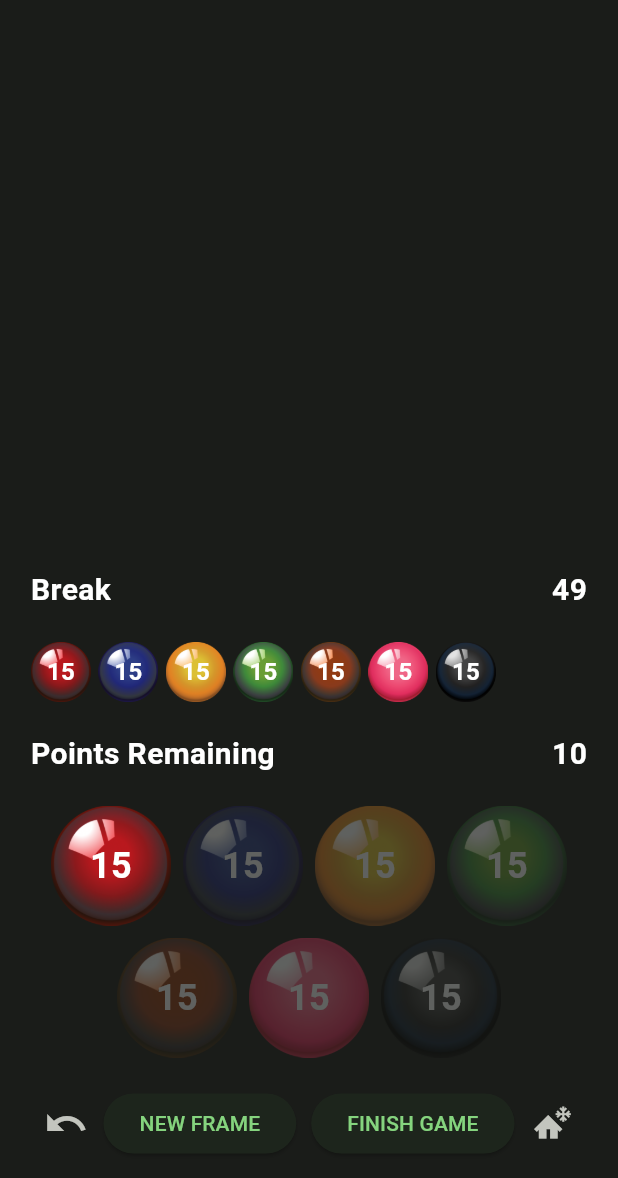
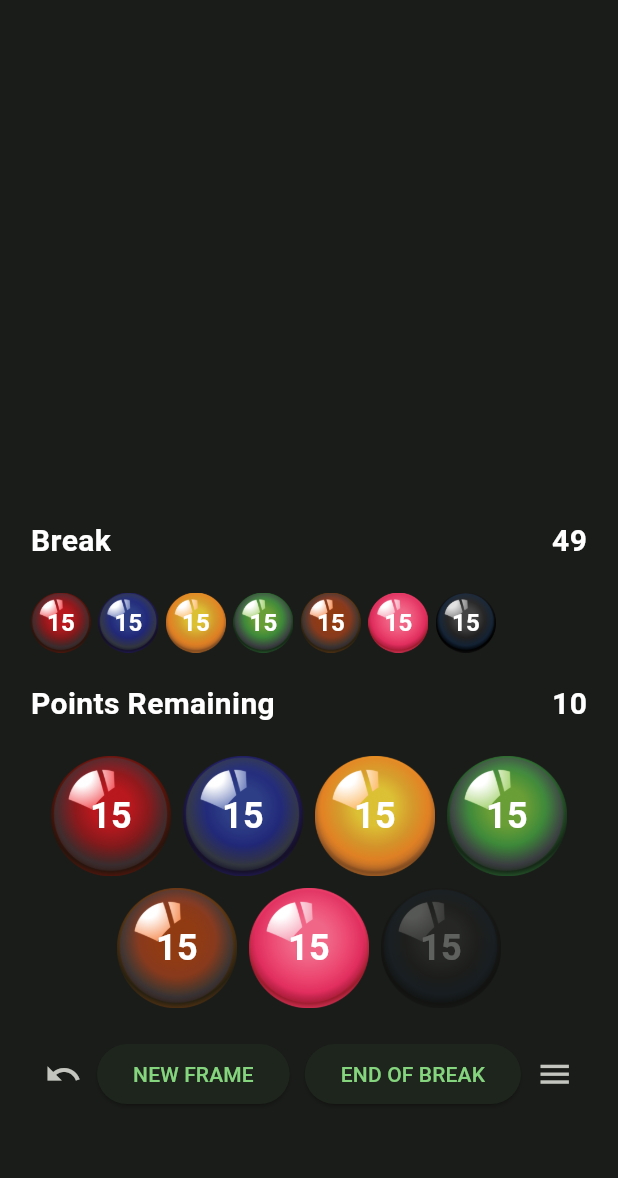
Before and after one commit to stanlys96/snooker, a Flutter app: the GamePage screen opened directly, after a tap on "15", on a phone screen of 412 x 824 dp. Shown: the top 1178 px of the screen. Run offline on Flutter 3.47's test engine with Material 3 defaults, Android fonts, the light colour scheme and no system bars.

Commit message:
good update

```diff
--- /dev/null
+++ b/lib/src/components/HomeComponent.dart
@@ -0,0 +1,44 @@
+import 'package:billiard/src/components/BallTab.dart';
+import 'package:billiard/src/providers/TabProvider.dart';
+import 'package:flutter/material.dart';
+import 'package:provider/provider.dart';
+
+class HomeComponent extends StatefulWidget {
+  @override
+  State<HomeComponent> createState() => _HomeComponentState();
+}
+
+class _HomeComponentState extends State<HomeComponent> {
+  @override
+  Widget build(BuildContext context) {
+    return Consumer<TabProvider>(builder: (context, tabProvider, _) {
+      return Stack(
+        children: [
+          Container(
+            width: MediaQuery.of(context).size.width,
+            child: Column(
+              mainAxisAlignment: MainAxisAlignment.center,
+              crossAxisAlignment: CrossAxisAlignment.center,
+              children: <Widget>[
+                Container(
+                  child: Image.asset(
+                    'images/${tabProvider.currentSelectedTabIndex == 0 ? "6-ball" : tabProvider.currentSelectedTabIndex == 1 ? "10-ball" : "15-ball"}.png',
+                    width: MediaQuery.of(context).size.width * 0.6,
+                    height: MediaQuery.of(context).size.height * 0.2,
+                  ),
+                  margin: EdgeInsets.only(
+                    bottom: 100,
+                  ),
+                ),
+              ],
+            ),
+          ),
+          Positioned(
+            bottom: MediaQuery.of(context).size.height * 0.1,
+            child: Center(child: BallTab()),
+          )
+        ],
+      );
+    });
+  }
+}
--- /dev/null
+++ b/lib/src/models/BreaksData.dart
@@ -0,0 +1,13 @@
+class BreaksData {
+  int id;
+  String name;
+  int points;
+  List<String> balls;
+
+  BreaksData({
+    required this.id,
+    required this.name,
+    required this.points,
+    required this.balls,
+  });
+}
--- a/lib/src/providers/TabProvider.dart
+++ b/lib/src/providers/TabProvider.dart
@@ -1,12 +1,7 @@
+import 'package:billiard/src/models/BSD.dart';
+import 'package:billiard/src/models/BreaksData.dart';
+import 'package:billiard/src/models/Settings.dart';
 import 'package:flutter/material.dart';
-
-class BSD {
-  int id;
-  IconData icon;
-  String title;
-
-  BSD({required this.id, required this.icon, required this.title});
-}
 
 class TabProvider extends ChangeNotifier {
   int currentSelectedTabIndex = 0;
@@ -14,6 +9,7 @@ class TabProvider extends ChangeNotifier {
   List<String> historyPlayersList = [];
   int currentPlayerTurnIndex = 0;
   int currentPointBallIndex = 0;
+  int currentBreaksId = 1;
   List<String> billiardBalls = [
     "Red Ball",
     "Blue Ball",
@@ -23,12 +19,34 @@ class TabProvider extends ChangeNotifier {
     "Pink Ball",
     "Black Ball"
   ];
+  List<BreaksData> breaksList = [];
+
+  List<String> currentBilliardBalls = [];
 
   List<BSD> bottomSheetData = [
     BSD(id: 1, icon: Icons.e_mobiledata, title: "Finish game"),
     BSD(id: 2, icon: Icons.fast_rewind, title: "Restart game"),
     BSD(id: 3, icon: Icons.remove, title: "Remove red from table"),
-    BSD(id: 4, icon: Icons.breakfast_dining, title: "Breaks"),
+    BSD(id: 4, icon: Icons.details_sharp, title: "Breaks"),
+  ];
+
+  List<Settings> settingsData = [
+    Settings(id: 1, icon: Icons.percent, title: "Licenses"),
+    Settings(id: 2, icon: Icons.privacy_tip, title: "Privacy policy"),
+    Settings(id: 3, icon: Icons.contact_emergency, title: "Contact"),
+    Settings(id: 4, icon: Icons.rate_review, title: "Rate app"),
+    Settings(
+      id: 5,
+      icon: Icons.verified,
+      title: "App version",
+      trailingTitle: "4.3.9",
+    ),
+    Settings(
+      id: 6,
+      icon: Icons.build,
+      title: "Build number",
+      trailingTitle: "2310041",
+    ),
   ];
 
   void changeSelectedTab(int index) {
@@ -60,4 +78,14 @@ class TabProvider extends ChangeNotifier {
     currentPlayerTurnIndex = index;
     notifyListeners();
   }
+
+  void incrementPlayerTurnIndex() {
+    currentPlayerTurnIndex++;
+    notifyListeners();
+  }
+
+  void addCurrentBilliardData(String newBilliardData) {
+    currentBilliardBalls.add(newBilliardData);
+    notifyListeners();
+  }
 }
--- a/lib/src/ui/AddPlayersPage.dart
+++ b/lib/src/ui/AddPlayersPage.dart
@@ -1,4 +1,3 @@
-import 'package:billiard/src/components/BallTab.dart';
 import 'package:billiard/src/providers/TabProvider.dart';
 import 'package:billiard/src/ui/GamePage.dart';
 import 'package:flutter/material.dart';
@@ -56,7 +55,7 @@ class _AddPlayersPageState extends State<AddPlayersPage> {
                 margin: EdgeInsets.only(
                   bottom: 20,
                 ),
-                height: MediaQuery.of(context).size.height * 0.65 -
+                height: MediaQuery.of(context).size.height * 0.62 -
                     MediaQuery.of(context).viewInsets.bottom,
                 child: ListView.separated(
                   controller: listViewController,
--- a/lib/src/ui/GamePage.dart
+++ b/lib/src/ui/GamePage.dart
@@ -1,7 +1,9 @@
 import 'package:billiard/src/components/BallTab.dart';
 import 'package:billiard/src/components/DialogBuilder.dart';
+import 'package:billiard/src/models/BreaksData.dart';
 import 'package:billiard/src/providers/TabProvider.dart';
 import 'package:billiard/src/ui/AddPlayersPage.dart';
+import 'package:billiard/src/ui/BreaksPage.dart';
 import 'package:billiard/src/ui/HomePage.dart';
 import 'package:flutter/material.dart';
 import 'package:provider/provider.dart';
@@ -31,7 +33,7 @@ class _GamePageState extends State<GamePage> {
             child: Column(
               children: <Widget>[
                 Container(
-                  height: MediaQuery.of(context).size.height * 0.46,
+                  height: MediaQuery.of(context).size.height * 0.42,
                   width: MediaQuery.of(context).size.width * 0.9,
                   padding: EdgeInsets.only(
                     bottom: 10,
@@ -199,11 +201,13 @@ class _GamePageState extends State<GamePage> {
                           i < tabProvider.billiardBalls.length;
                           i++) ...[
                         InkWell(
-                          onTap: () {},
+                          onTap: () {
+                            if (i == 6) return;
+                            tabProvider.addCurrentBilliardData(
+                                tabProvider.billiardBalls[i]);
+                          },
                           child: Opacity(
-                            opacity: tabProvider.currentPointBallIndex == i
-                                ? 1
-                                : 0.3,
+                            opacity: i == 6 ? 0.3 : 1,
                             child: Stack(
                               alignment: Alignment.center,
                               children: [
@@ -241,7 +245,7 @@ class _GamePageState extends State<GamePage> {
                           color: Color(
                             0xFFC3C5BE,
                           ),
-                          size: 30.0,
+                          size: 25.0,
                         ),
                       ),
                       SizedBox(
@@ -274,18 +278,28 @@ class _GamePageState extends State<GamePage> {
                           ),
                         ),
                         onPressed: () async {
-                          bool? theVal = await dialogBuilder(context);
-                          if (theVal ?? false) {
-                            Navigator.push(
-                              context,
-                              MaterialPageRoute(
-                                builder: (context) => MyHomePage(),
+                          if (tabProvider.currentBilliardBalls.isNotEmpty) {
+                            tabProvider.breaksList.add(
+                              BreaksData(
+                                id: tabProvider.currentBreaksId,
+                                name: tabProvider.playersList[
+                                    tabProvider.currentPlayerTurnIndex],
+                                points: 49,
+                                balls: [...tabProvider.currentBilliardBalls],
                               ),
                             );
+                            tabProvider.currentBreaksId++;
+                            tabProvider.currentBilliardBalls.clear();
+                          }
+                          if (tabProvider.currentPlayerTurnIndex ==
+                              tabProvider.playersList.length - 1) {
+                            tabProvider.setCurrentPlayerTurnIndex(0);
+                          } else {
+                            tabProvider.incrementPlayerTurnIndex();
                           }
                         },
                         child: Text(
-                          "FINISH GAME",
+                          "END OF BREAK",
                           style: TextStyle(
                             color: Color(
                               0xFF85D47E,
@@ -322,17 +336,32 @@ class _GamePageState extends State<GamePage> {
                                         i++) ...[
                                       ListTile(
                                         onTap: () async {
-                                          Navigator.pop(modalContext);
-                                          bool? theVal =
-                                              await dialogBuilder(context);
-                                          if (theVal ?? false) {
+                                          if (tabProvider
+                                                  .bottomSheetData[i].title ==
+                                              "Breaks") {
+                                            Navigator.pop(modalContext);
                                             Navigator.push(
                                               context,
                                               MaterialPageRoute(
                                                 builder: (context) =>
-                                                    MyHomePage(),
+                                                    BreaksPage(),
                                               ),
                                             );
+                                          } else if (tabProvider
+                                                  .bottomSheetData[i].title ==
+                                              "Finish game") {
+                                            Navigator.pop(modalContext);
+                                            bool? theVal =
+                                                await dialogBuilder(context);
+                                            if (theVal ?? false) {
+                                              Navigator.push(
+                                                context,
+                                                MaterialPageRoute(
+                                                  builder: (context) =>
+                                                      MyHomePage(),
+                                                ),
+                                              );
+                                            }
                                           }
                                         },
                                         leading: Icon(
@@ -343,9 +372,7 @@ class _GamePageState extends State<GamePage> {
                                           ),
                                         ),
                                         title: Text(
-                                          tabProvider
-                                                  .bottomSheetData[i].title ??
-                                              "asdasd",
+                                          tabProvider.bottomSheetData[i].title,
                                           style: TextStyle(
                                             fontSize: 18.0,
                                             color: Color(
@@ -362,11 +389,11 @@ class _GamePageState extends State<GamePage> {
                           );
                         },
                         child: Icon(
-                          Icons.chalet,
+                          Icons.menu,
                           color: Color(
                             0xFFC3C5BE,
                           ),
-                          size: 30.0,
+                          size: 25.0,
                         ),
                       ),
                     ],
--- a/lib/src/ui/HomePage.dart
+++ b/lib/src/ui/HomePage.dart
@@ -1,4 +1,5 @@
-import 'package:billiard/src/components/BallTab.dart';
+import 'package:billiard/src/components/HomeComponent.dart';
+import 'package:billiard/src/components/SettingsComponent.dart';
 import 'package:billiard/src/providers/TabProvider.dart';
 import 'package:billiard/src/ui/AddPlayersPage.dart';
 import 'package:flutter/material.dart';
@@ -24,40 +25,16 @@ class _MyHomePageState extends State<MyHomePage> {
       return Scaffold(
         backgroundColor: const Color(0xFF1A1C19),
         appBar: AppBar(
+          automaticallyImplyLeading: false,
           backgroundColor: Color(0xFF1A1C19),
           title: Text(
-            "New game",
+            _selectedIndex == 0 ? "New game" : "More",
             style: TextStyle(color: Colors.white),
           ),
         ),
-        body: Stack(
-          children: [
-            Container(
-              width: MediaQuery.of(context).size.width,
-              child: Column(
-                mainAxisAlignment: MainAxisAlignment.center,
-                crossAxisAlignment: CrossAxisAlignment.center,
-                children: <Widget>[
-                  Container(
-                    child: Image.asset(
-                      'images/${tabProvider.currentSelectedTabIndex == 0 ? "6-ball" : tabProvider.currentSelectedTabIndex == 1 ? "10-ball" : "15-ball"}.png',
-                      width: MediaQuery.of(context).size.width * 0.6,
-                      height: MediaQuery.of(context).size.height * 0.2,
-                    ),
-                    margin: EdgeInsets.only(
-                      bottom: 100,
-                    ),
-                  ),
-                ],
-              ),
-            ),
-            Positioned(
-              bottom: MediaQuery.of(context).size.height * 0.1,
-              child: Center(child: BallTab()),
-            )
-          ],
-        ),
-        floatingActionButton: Container(
+        body: _selectedIndex == 0 ? HomeComponent() : SettingsComponent(),
+        floatingActionButton: _selectedIndex == 0
+            ? Container(
                 child: FittedBox(
                   child: FloatingActionButton.extended(
                     backgroundColor: Color(0xFF1E241C),
@@ -83,7 +60,8 @@ class _MyHomePageState extends State<MyHomePage> {
                     ),
                   ),
                 ),
-        ),
+              )
+            : SizedBox(),
         bottomNavigationBar: SizedBox(
           height: 80,
           child: BottomNavigationBar(
```
Also changed, not shown: lib/src/components/SettingsComponent.dart (added, +138 -0 lines), lib/src/components/UserBreak.dart (added, +84 -0 lines), lib/src/models/BSD.dart (added, +9 -0 lines), lib/src/models/Settings.dart (added, +15 -0 lines), lib/src/ui/BreaksPage.dart (added, +86 -0 lines), pubspec.yaml (+3 -5 lines), 1 other file. Lines whose indentation alone changed are shown as unchanged.
